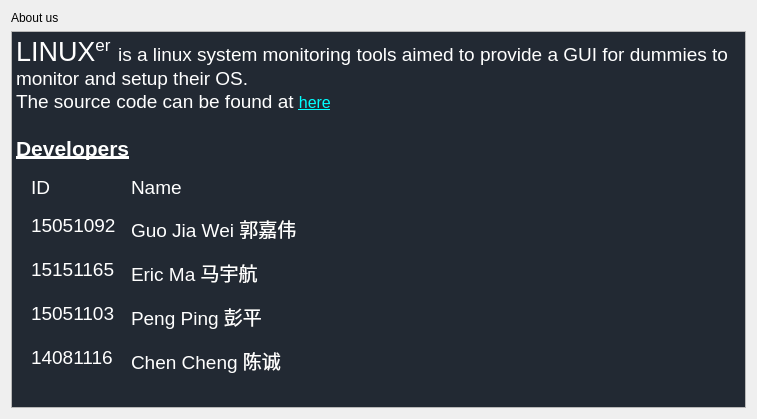
Above: modules/Setup/design.ui from 307guojiawei/Linuxer before the change. Below: the same form after it.
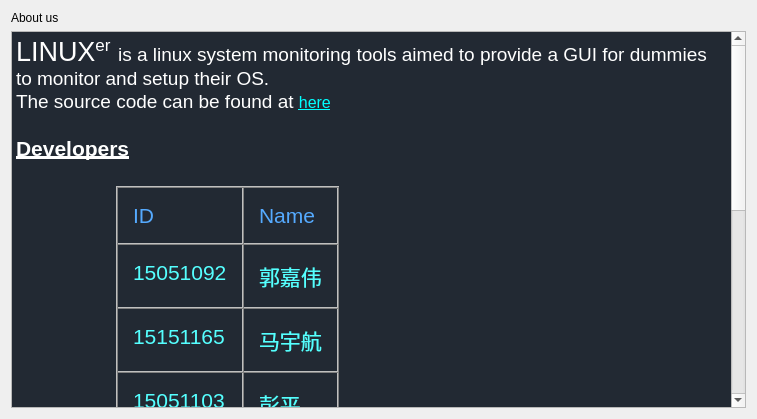
That is the form after the change.

Diff of the .ui file:
```diff
--- a/modules/Setup/design.ui
+++ b/modules/Setup/design.ui
@@ -32,33 +32,59 @@
 &lt;p style=&quot; margin-top:0px; margin-bottom:0px; margin-left:0px; margin-right:0px; -qt-block-indent:0; text-indent:0px;&quot;&gt;&lt;span style=&quot; font-size:14pt; color:#ffffff;&quot;&gt;The source code can be found at &lt;/span&gt;&lt;a href=&quot;https://github.com/307guojiawei/Linuxer&quot;&gt;&lt;span style=&quot; font-size:12pt; text-decoration: underline; color:#00ffff;&quot;&gt;here&lt;/span&gt;&lt;/a&gt;&lt;/p&gt;
 &lt;p style=&quot;-qt-paragraph-type:empty; margin-top:0px; margin-bottom:0px; margin-left:0px; margin-right:0px; -qt-block-indent:0; text-indent:0px; font-size:14pt; color:#ffffff;&quot;&gt;&lt;br /&gt;&lt;/p&gt;
 &lt;p style=&quot; margin-top:0px; margin-bottom:0px; margin-left:0px; margin-right:0px; -qt-block-indent:0; text-indent:0px;&quot;&gt;&lt;span style=&quot; font-size:16pt; font-weight:600; text-decoration: underline; color:#ffffff;&quot;&gt;Developers&lt;/span&gt;&lt;/p&gt;
+&lt;p style=&quot;-qt-paragraph-type:empty; margin-top:0px; margin-bottom:0px; margin-left:0px; margin-right:0px; -qt-block-indent:0; text-indent:0px; font-size:16pt; font-weight:600; text-decoration: underline; color:#ffffff;&quot;&gt;&lt;br /&gt;&lt;/p&gt;
 &lt;p style=&quot;-qt-paragraph-type:empty; margin-top:0px; margin-bottom:0px; margin-left:0px; margin-right:0px; -qt-block-indent:0; text-indent:0px; font-size:16pt; font-weight:600; text-decoration: underline; color:#000000;&quot;&gt;&lt;br /&gt;&lt;/p&gt;
-&lt;table border=&quot;0&quot; style=&quot; margin-top:0px; margin-bottom:0px; margin-left:0px; margin-right:0px;&quot; cellspacing=&quot;15&quot; cellpadding=&quot;0&quot;&gt;
+&lt;table border=&quot;1&quot; style=&quot; margin-top:0px; margin-bottom:0px; margin-left:100px; margin-right:0px;&quot; cellspacing=&quot;0&quot; cellpadding=&quot;15&quot;&gt;
 &lt;tr&gt;
 &lt;td&gt;
-&lt;p style=&quot; margin-top:0px; margin-bottom:0px; margin-left:0px; margin-right:0px; -qt-block-indent:0; text-indent:0px;&quot;&gt;&lt;span style=&quot; font-size:14pt; color:#ffffff;&quot;&gt;ID&lt;/span&gt;&lt;/p&gt;&lt;/td&gt;
+&lt;p style=&quot; margin-top:0px; margin-bottom:0px; margin-left:0px; margin-right:0px; -qt-block-indent:0; text-indent:0px;&quot;&gt;&lt;span style=&quot; font-size:16pt; color:#55aaff;&quot;&gt;ID&lt;/span&gt;&lt;/p&gt;&lt;/td&gt;
 &lt;td&gt;
-&lt;p style=&quot; margin-top:0px; margin-bottom:0px; margin-left:0px; margin-right:0px; -qt-block-indent:0; text-indent:0px;&quot;&gt;&lt;span style=&quot; font-size:14pt; color:#ffffff;&quot;&gt;Name&lt;/span&gt;&lt;/p&gt;&lt;/td&gt;&lt;/tr&gt;
+&lt;p style=&quot; margin-top:0px; margin-bottom:0px; margin-left:0px; margin-right:0px; -qt-block-indent:0; text-indent:0px;&quot;&gt;&lt;span style=&quot; font-size:16pt; color:#55aaff;&quot;&gt;Name&lt;/span&gt;&lt;/p&gt;&lt;/td&gt;&lt;/tr&gt;
 &lt;tr&gt;
 &lt;td&gt;
-&lt;p style=&quot; margin-top:0px; margin-bottom:0px; margin-left:0px; margin-right:0px; -qt-block-indent:0; text-indent:0px;&quot;&gt;&lt;span style=&quot; font-size:14pt; color:#ffffff;&quot;&gt;15051092&lt;/span&gt;&lt;/p&gt;&lt;/td&gt;
+&lt;p style=&quot; margin-top:0px; margin-bottom:0px; margin-left:0px; margin-right:0px; -qt-block-indent:0; text-indent:0px;&quot;&gt;&lt;span style=&quot; font-size:16pt; color:#55ffff;&quot;&gt;15051092&lt;/span&gt;&lt;/p&gt;&lt;/td&gt;
 &lt;td&gt;
-&lt;p style=&quot; margin-top:0px; margin-bottom:0px; margin-left:0px; margin-right:0px; -qt-block-indent:0; text-indent:0px;&quot;&gt;&lt;span style=&quot; font-size:14pt; color:#ffffff;&quot;&gt;Guo Jia Wei 郭嘉伟&lt;/span&gt;&lt;/p&gt;&lt;/td&gt;&lt;/tr&gt;
+&lt;p style=&quot; margin-top:0px; margin-bottom:0px; margin-left:0px; margin-right:0px; -qt-block-indent:0; text-indent:0px;&quot;&gt;&lt;span style=&quot; font-size:16pt; color:#55ffff;&quot;&gt;郭嘉伟&lt;/span&gt;&lt;/p&gt;&lt;/td&gt;&lt;/tr&gt;
 &lt;tr&gt;
 &lt;td&gt;
-&lt;p style=&quot; margin-top:0px; margin-bottom:0px; margin-left:0px; margin-right:0px; -qt-block-indent:0; text-indent:0px;&quot;&gt;&lt;span style=&quot; font-size:14pt; color:#ffffff;&quot;&gt;15151165&lt;/span&gt;&lt;/p&gt;&lt;/td&gt;
+&lt;p style=&quot; margin-top:0px; margin-bottom:0px; margin-left:0px; margin-right:0px; -qt-block-indent:0; text-indent:0px;&quot;&gt;&lt;span style=&quot; font-size:16pt; color:#55ffff;&quot;&gt;15151165&lt;/span&gt;&lt;/p&gt;&lt;/td&gt;
 &lt;td&gt;
-&lt;p style=&quot; margin-top:0px; margin-bottom:0px; margin-left:0px; margin-right:0px; -qt-block-indent:0; text-indent:0px;&quot;&gt;&lt;span style=&quot; font-size:14pt; color:#ffffff;&quot;&gt;Eric Ma 马宇航&lt;/span&gt;&lt;/p&gt;&lt;/td&gt;&lt;/tr&gt;
+&lt;p style=&quot; margin-top:0px; margin-bottom:0px; margin-left:0px; margin-right:0px; -qt-block-indent:0; text-indent:0px;&quot;&gt;&lt;span style=&quot; font-size:16pt; color:#55ffff;&quot;&gt;马宇航&lt;/span&gt;&lt;/p&gt;&lt;/td&gt;&lt;/tr&gt;
 &lt;tr&gt;
 &lt;td&gt;
-&lt;p style=&quot; margin-top:0px; margin-bottom:0px; margin-left:0px; margin-right:0px; -qt-block-indent:0; text-indent:0px;&quot;&gt;&lt;span style=&quot; font-size:14pt; color:#ffffff;&quot;&gt;15051103&lt;/span&gt;&lt;/p&gt;&lt;/td&gt;
+&lt;p style=&quot; margin-top:0px; margin-bottom:0px; margin-left:0px; margin-right:0px; -qt-block-indent:0; text-indent:0px;&quot;&gt;&lt;span style=&quot; font-size:16pt; color:#55ffff;&quot;&gt;15051103&lt;/span&gt;&lt;/p&gt;&lt;/td&gt;
 &lt;td&gt;
-&lt;p style=&quot; margin-top:0px; margin-bottom:0px; margin-left:0px; margin-right:0px; -qt-block-indent:0; text-indent:0px;&quot;&gt;&lt;span style=&quot; font-size:14pt; color:#ffffff;&quot;&gt;Peng Ping 彭平&lt;/span&gt;&lt;/p&gt;&lt;/td&gt;&lt;/tr&gt;
+&lt;p style=&quot; margin-top:0px; margin-bottom:0px; margin-left:0px; margin-right:0px; -qt-block-indent:0; text-indent:0px;&quot;&gt;&lt;span style=&quot; font-size:16pt; color:#55ffff;&quot;&gt;彭平&lt;/span&gt;&lt;/p&gt;&lt;/td&gt;&lt;/tr&gt;
 &lt;tr&gt;
 &lt;td&gt;
-&lt;p style=&quot; margin-top:0px; margin-bottom:0px; margin-left:0px; margin-right:0px; -qt-block-indent:0; text-indent:0px;&quot;&gt;&lt;span style=&quot; font-size:14pt; color:#ffffff;&quot;&gt;14081116&lt;/span&gt;&lt;/p&gt;&lt;/td&gt;
+&lt;p style=&quot; margin-top:0px; margin-bottom:0px; margin-left:0px; margin-right:0px; -qt-block-indent:0; text-indent:0px;&quot;&gt;&lt;span style=&quot; font-size:16pt; color:#55ffff;&quot;&gt;14081116&lt;/span&gt;&lt;/p&gt;&lt;/td&gt;
 &lt;td&gt;
-&lt;p style=&quot; margin-top:0px; margin-bottom:0px; margin-left:0px; margin-right:0px; -qt-block-indent:0; text-indent:0px;&quot;&gt;&lt;span style=&quot; font-size:14pt; color:#ffffff;&quot;&gt;Chen Cheng 陈诚&lt;/span&gt;&lt;/p&gt;&lt;/td&gt;&lt;/tr&gt;&lt;/table&gt;&lt;/body&gt;&lt;/html&gt;</string>
+&lt;p style=&quot; margin-top:0px; margin-bottom:0px; margin-left:0px; margin-right:0px; -qt-block-indent:0; text-indent:0px;&quot;&gt;&lt;span style=&quot; font-size:16pt; color:#55ffff;&quot;&gt;陈诚&lt;/span&gt;&lt;/p&gt;&lt;/td&gt;&lt;/tr&gt;
+&lt;tr&gt;
+&lt;td&gt;
+&lt;p style=&quot; margin-top:0px; margin-bottom:0px; margin-left:0px; margin-right:0px; -qt-block-indent:0; text-indent:0px;&quot;&gt;&lt;span style=&quot; font-size:16pt; color:#55ffff;&quot;&gt;14101026&lt;/span&gt;&lt;/p&gt;&lt;/td&gt;
+&lt;td&gt;
+&lt;p style=&quot; margin-top:0px; margin-bottom:0px; margin-left:0px; margin-right:0px; -qt-block-indent:0; text-indent:0px;&quot;&gt;&lt;span style=&quot; font-size:16pt; color:#55ffff;&quot;&gt;余世杰&lt;/span&gt;&lt;/p&gt;&lt;/td&gt;&lt;/tr&gt;
+&lt;tr&gt;
+&lt;td&gt;
+&lt;p style=&quot; margin-top:0px; margin-bottom:0px; margin-left:0px; margin-right:0px; -qt-block-indent:0; text-indent:0px;&quot;&gt;&lt;span style=&quot; font-size:16pt; color:#55ffff;&quot;&gt;14041039&lt;/span&gt;&lt;/p&gt;&lt;/td&gt;
+&lt;td&gt;
+&lt;p style=&quot; margin-top:0px; margin-bottom:0px; margin-left:0px; margin-right:0px; -qt-block-indent:0; text-indent:0px;&quot;&gt;&lt;span style=&quot; font-size:16pt; color:#55ffff;&quot;&gt;刘敬超&lt;/span&gt;&lt;/p&gt;&lt;/td&gt;&lt;/tr&gt;
+&lt;tr&gt;
+&lt;td&gt;
+&lt;p style=&quot; margin-top:0px; margin-bottom:0px; margin-left:0px; margin-right:0px; -qt-block-indent:0; text-indent:0px;&quot;&gt;&lt;span style=&quot; font-size:16pt; color:#55ffff;&quot;&gt;14071123&lt;/span&gt;&lt;/p&gt;&lt;/td&gt;
+&lt;td&gt;
+&lt;p style=&quot; margin-top:0px; margin-bottom:0px; margin-left:0px; margin-right:0px; -qt-block-indent:0; text-indent:0px;&quot;&gt;&lt;span style=&quot; font-size:16pt; color:#55ffff;&quot;&gt;黄思浩&lt;/span&gt;&lt;/p&gt;&lt;/td&gt;&lt;/tr&gt;
+&lt;tr&gt;
+&lt;td&gt;
+&lt;p style=&quot; margin-top:0px; margin-bottom:0px; margin-left:0px; margin-right:0px; -qt-block-indent:0; text-indent:0px;&quot;&gt;&lt;span style=&quot; font-size:16pt; color:#55ffff;&quot;&gt;14051043&lt;/span&gt;&lt;/p&gt;&lt;/td&gt;
+&lt;td&gt;
+&lt;p style=&quot; margin-top:0px; margin-bottom:0px; margin-left:0px; margin-right:0px; -qt-block-indent:0; text-indent:0px;&quot;&gt;&lt;span style=&quot; font-size:16pt; color:#55ffff;&quot;&gt;席一鸿&lt;/span&gt;&lt;/p&gt;&lt;/td&gt;&lt;/tr&gt;
+&lt;tr&gt;
+&lt;td&gt;
+&lt;p style=&quot; margin-top:0px; margin-bottom:0px; margin-left:0px; margin-right:0px; -qt-block-indent:0; text-indent:0px;&quot;&gt;&lt;span style=&quot; font-size:16pt; color:#55ffff;&quot;&gt;14041097&lt;/span&gt;&lt;/p&gt;&lt;/td&gt;
+&lt;td&gt;
+&lt;p style=&quot; margin-top:0px; margin-bottom:0px; margin-left:0px; margin-right:0px; -qt-block-indent:0; text-indent:0px;&quot;&gt;&lt;span style=&quot; font-size:16pt; color:#55ffff;&quot;&gt;陈华秋&lt;/span&gt;&lt;/p&gt;&lt;/td&gt;&lt;/tr&gt;&lt;/table&gt;&lt;/body&gt;&lt;/html&gt;</string>
      </property>
      <property name="openExternalLinks">
       <bool>false</bool>
```
